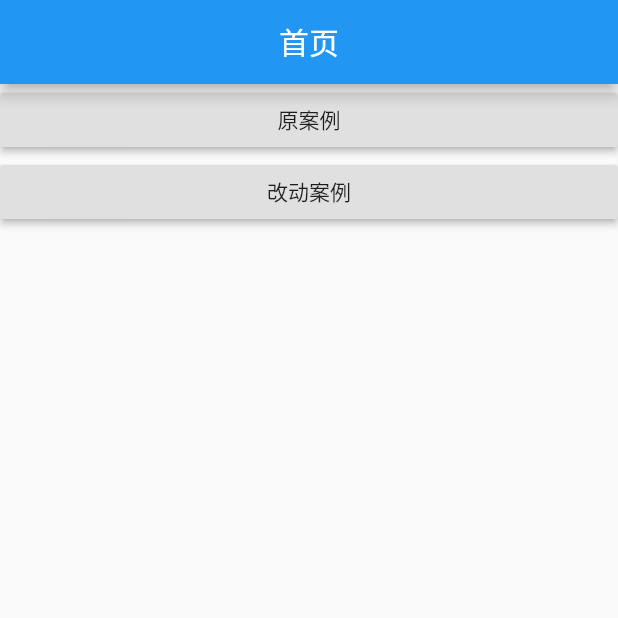
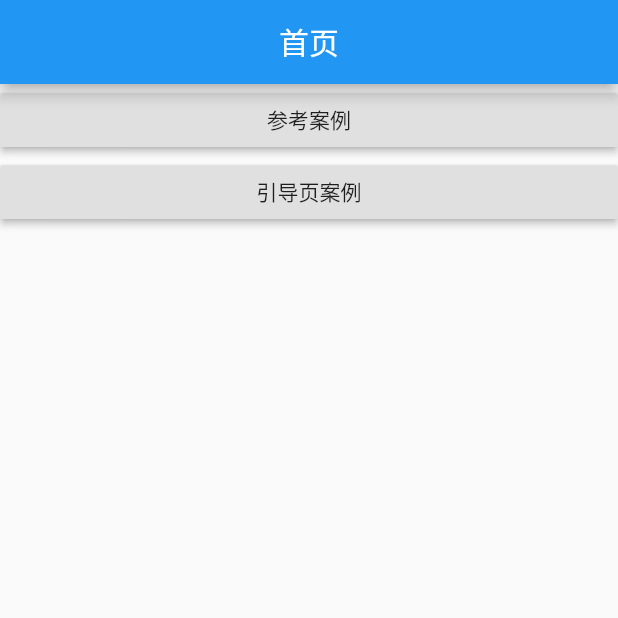
Before and after one commit to learn-notes/flutter_guide_page, a Flutter app: the screen it shows after launch, on a phone screen of 412 x 824 dp, the top half of it. Run offline on Flutter 3.47's test engine with Material 2 defaults, Android fonts, the phone set to English and light mode, and no system bars.

Commit message:
flutter引导页

```diff
--- a/lib/main.dart
+++ b/lib/main.dart
@@ -40,14 +40,14 @@ class _HomeState extends State<Home> {
     return ListView(
       children: <Widget>[
         RaisedButton(
-            child: Text('原案例'),
+            child: Text('参考案例'),
             onPressed: () {
               /// 页面跳转
               Navigator.push(
                   context, MaterialPageRoute(builder: (_) => GuideOnePage()));
             }),
         RaisedButton(
-            child: Text('改动案例'),
+            child: Text('引导页案例'),
             onPressed: () {
               /// 页面跳转
               Navigator.push(
```
Also changed, not shown: 1 other file.
